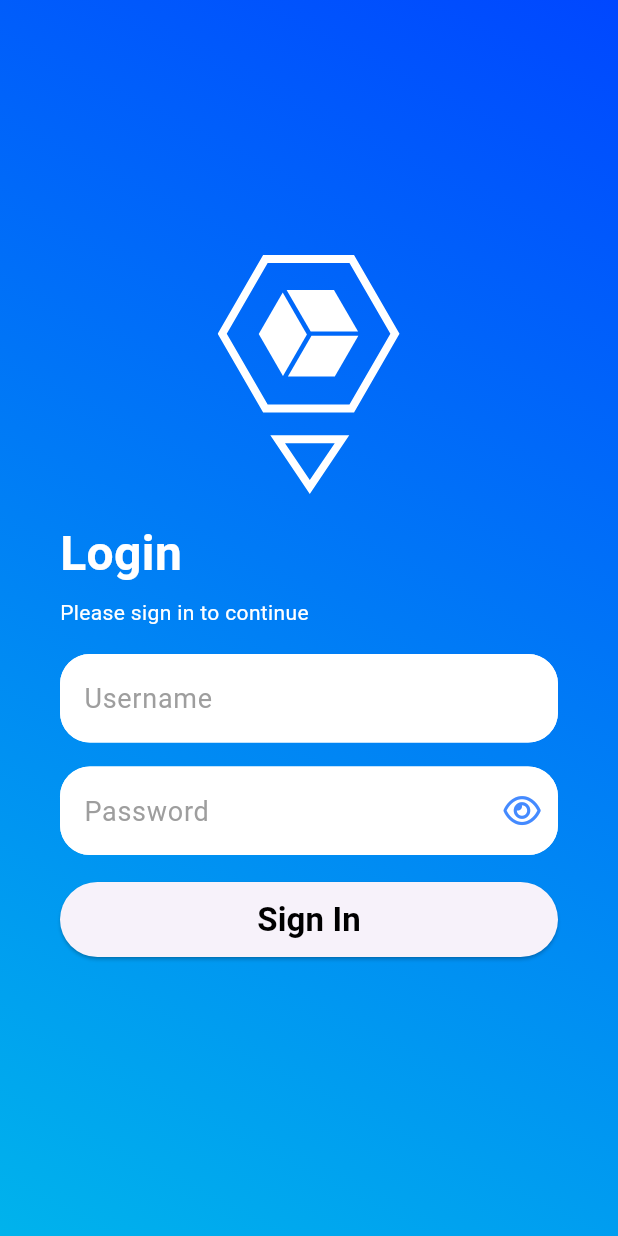
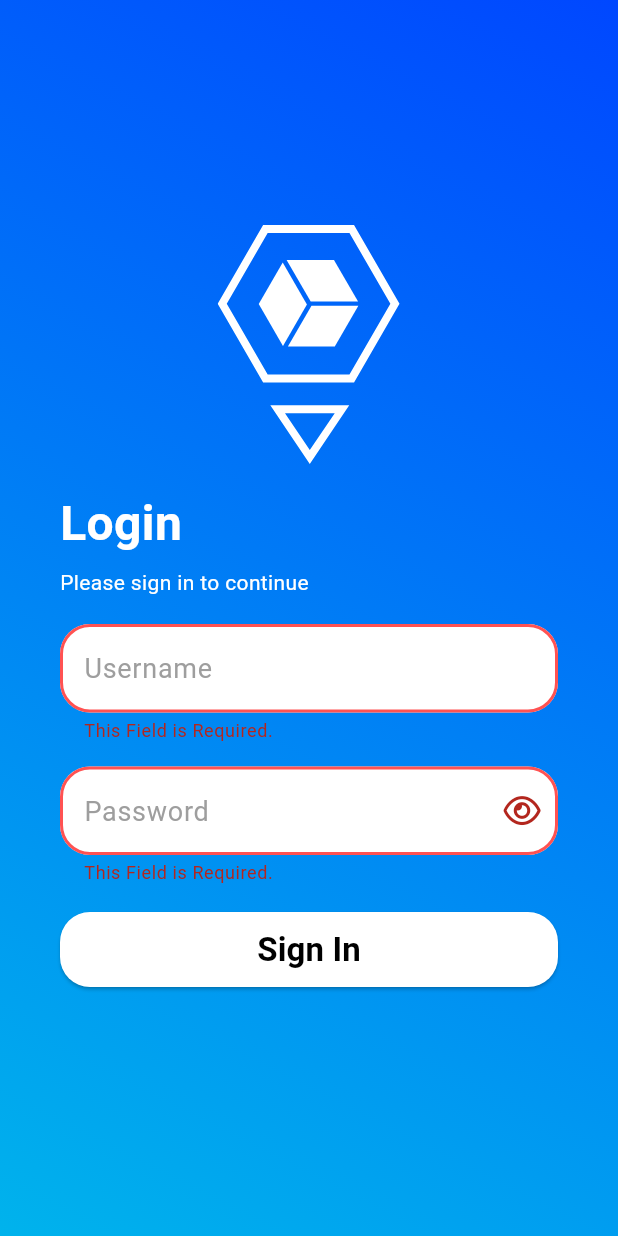
Before and after one commit to AhmedSamy02/driver_app, a Flutter app: the screen it shows after launch, after a tap on "Sign In", on a phone screen of 412 x 824 dp. Run offline on Flutter 3.47's test engine with Material 3 defaults, Android fonts, the light colour scheme and no system bars; drawn by our look-alikes of modal_progress_hud_nsn; our stand-ins replace dio, flutter_spinkit, flutter_svg, fluttertoast, font_awesome_flutter, google_fonts and 1 more.

Commit message:
[➕ FR] Adding Logic and Finallizing Login Screen

```diff
--- /dev/null
+++ b/lib/components/login_form_field.dart
@@ -0,0 +1,95 @@
+import 'package:flutter/material.dart';
+import 'package:font_awesome_flutter/font_awesome_flutter.dart';
+import 'package:google_fonts/google_fonts.dart';
+
+class LoginFormField extends StatefulWidget {
+  const LoginFormField({
+    super.key,
+    required this.hintText,
+    required this.obscureText,
+    required this.validator,
+    required this.controller,
+    required this.textInputAction,
+  });
+  final String hintText;
+  final bool obscureText;
+  final TextEditingController controller;
+  final String? Function(String?) validator;
+  final TextInputAction textInputAction;
+  @override
+  State<LoginFormField> createState() => _LoginFormFieldState();
+}
+
+class _LoginFormFieldState extends State<LoginFormField> {
+  @override
+  void initState() {
+    super.initState();
+    obscureText = widget.obscureText;
+    if (!obscureText) {
+      passField = false;
+    } else {
+      passField = true;
+    }
+  }
+
+  bool obscureText = false;
+  bool passField = false;
+  @override
+  Widget build(BuildContext context) {
+    return TextFormField(
+      controller: widget.controller,
+      validator: widget.validator,
+      textInputAction: widget.textInputAction,
+      decoration: InputDecoration(
+        suffixIcon: passField
+            ? IconButton(
+                onPressed: () {
+                  obscureText = !obscureText;
+                  setState(() {});
+                },
+                icon: FaIcon(obscureText
+                    ? FontAwesomeIcons.eye
+                    : FontAwesomeIcons.eyeSlash),
+                iconSize: 22,
+              )
+            : null,
+        enabledBorder: OutlineInputBorder(
+          borderRadius: BorderRadius.circular(20.0),
+          borderSide: const BorderSide(color: Colors.white),
+        ),
+        errorBorder: OutlineInputBorder(
+          borderRadius: BorderRadius.circular(20.0),
+          borderSide: const BorderSide(
+            color: Colors.redAccent,
+            width: 2,
+          ),
+        ),
+        focusedErrorBorder: OutlineInputBorder(
+          borderRadius: BorderRadius.circular(20.0),
+          borderSide: const BorderSide(
+            color: Colors.redAccent,
+            width: 3,
+          ),
+        ),
+        focusedBorder: OutlineInputBorder(
+          borderRadius: BorderRadius.circular(20.0),
+          borderSide: const BorderSide(color: Colors.white),
+        ),
+        filled: true,
+        hintStyle: const TextStyle(color: Colors.grey),
+        hintText: widget.hintText,
+        fillColor: Colors.white,
+      ),
+      obscureText: obscureText,
+      cursorColor: Colors.blue[900],
+      maxLines: 1,
+      style: GoogleFonts.roboto(
+        textStyle: const TextStyle(
+          fontSize: 18,
+          fontWeight: FontWeight.w400,
+          color: Colors.black87,
+        ),
+      ),
+    );
+  }
+}
--- a/lib/constants.dart
+++ b/lib/constants.dart
@@ -1,4 +1,6 @@
 const kLoginScreen = 'login_screen';
+const kHomeScreen = 'home_screen';
+const baseURL = 'http://10.0.2.2:3001/';
 bool validateEmail(String text) {
   if (RegExp(
           r"^[a-zA-Z0-9.a-zA-Z0-9.!#$%&'*+-/=?^_`{|}~]+@[a-zA-Z0-9]+\.[a-zA-Z]+")
@@ -8,3 +10,8 @@ bool validateEmail(String text) {
     return false;
   }
 }
+extension StringExtension on String {
+  String capitalize() {
+    return "${this[0].toUpperCase()}${this.substring(1).toLowerCase()}";
+  }
+}
--- /dev/null
+++ b/lib/services/user_login.dart
@@ -0,0 +1,25 @@
+import 'dart:async';
+
+import 'package:dio/dio.dart';
+
+import '../constants.dart';
+
+class UserLogin {
+  UserLogin._();
+  static final instance = UserLogin._();
+  static const String _endpoint = 'login';
+  static final Dio _dio = Dio();
+  static Future<dynamic> login(String email, String password) async {
+    try {
+      final response = await _dio.post(baseURL + _endpoint, data: {
+        'email': email,
+        'password': password,
+      }).timeout(const Duration(seconds: 10));
+      return response.data['status'];
+    } on DioException catch (e) {
+      return e.response!.data['message'];
+    } on TimeoutException catch (e) {
+      return 'Connection timeout Please check your internet connection';
+    }
+  }
+}
--- a/lib/views/login_screen.dart
+++ b/lib/views/login_screen.dart
@@ -1,8 +1,12 @@
+import 'package:driver_app/components/login_form_field.dart';
 import 'package:driver_app/constants.dart';
+import 'package:driver_app/services/user_login.dart';
 import 'package:flutter/material.dart';
+import 'package:flutter_spinkit/flutter_spinkit.dart';
 import 'package:flutter_svg/flutter_svg.dart';
-import 'package:font_awesome_flutter/font_awesome_flutter.dart';
+import 'package:fluttertoast/fluttertoast.dart';
 import 'package:google_fonts/google_fonts.dart';
+import 'package:modal_progress_hud_nsn/modal_progress_hud_nsn.dart';
 
 class LoginScreen extends StatefulWidget {
   const LoginScreen({super.key});
@@ -12,9 +16,11 @@ class LoginScreen extends StatefulWidget {
 }
 
 class _LoginScreenState extends State<LoginScreen> {
-  final _formKey = GlobalKey<FormState>();
+  final _formKey1 = GlobalKey<FormState>();
+  final _formKey2 = GlobalKey<FormState>();
   final TextEditingController _emailController = TextEditingController();
   final TextEditingController _passwordController = TextEditingController();
+  bool _loadingFlag = false;
   @override
   void dispose() {
     super.dispose();
@@ -25,7 +31,15 @@ class _LoginScreenState extends State<LoginScreen> {
   @override
   Widget build(BuildContext context) {
     return Scaffold(
-      body: Container(
+      body: ModalProgressHUD(
+        inAsyncCall: _loadingFlag,
+        blur: 2,
+        progressIndicator: const SpinKitSpinningLines(
+          color: Colors.black,
+          size: 90.0,
+        ),
+        color: Colors.black12,
+        child: Container(
           width: double.infinity,
           decoration: const BoxDecoration(
             gradient: LinearGradient(
@@ -46,9 +60,6 @@ class _LoginScreenState extends State<LoginScreen> {
                 child: Padding(
                   padding:
                       const EdgeInsets.symmetric(horizontal: 40, vertical: 16),
-                child: Form(
-                  key: _formKey,
-                  autovalidateMode: AutovalidateMode.onUserInteraction,
                   child: Column(
                     crossAxisAlignment: CrossAxisAlignment.start,
                     children: [
@@ -78,34 +89,42 @@ class _LoginScreenState extends State<LoginScreen> {
                       const SizedBox(
                         height: 18,
                       ),
-                      LoginFormField(
+                      Form(
+                        key: _formKey1,
+                        autovalidateMode: AutovalidateMode.onUserInteraction,
+                        child: LoginFormField(
                           hintText: "Username",
                           textInputAction: TextInputAction.next,
                           obscureText: false,
                           controller: _emailController,
                           validator: (value) {
                             if (value == null || value.isEmpty) {
-                            return 'Please enter your email address.';
+                              return 'This Field is Required.';
                             } else if (!validateEmail(value)) {
                               return 'Please enter a valid email address.';
                             }
                             return null;
                           },
                         ),
+                      ),
                       const SizedBox(
                         height: 16,
                       ),
-                      LoginFormField(
+                      Form(
+                        key: _formKey2,
+                        autovalidateMode: AutovalidateMode.onUserInteraction,
+                        child: LoginFormField(
                           textInputAction: TextInputAction.done,
                           controller: _passwordController,
                           hintText: "Password",
                           obscureText: true,
                           validator: (value) {
                             if (value == null || value.isEmpty) {
-                            return 'Please enter your password.';
+                              return 'This Field is Required.';
                             }
                             return null;
                           },
+                        ),
                       ),
                       const SizedBox(
                         height: 18,
@@ -114,7 +133,45 @@ class _LoginScreenState extends State<LoginScreen> {
                         width: double.infinity,
                         height: 50,
                         child: ElevatedButton(
-                          onPressed: () {},
+                          style: ButtonStyle(
+                            backgroundColor:
+                                MaterialStateProperty.all<Color>(Colors.white),
+                            shape: MaterialStateProperty.all<OutlinedBorder>(
+                                RoundedRectangleBorder(
+                                    borderRadius: BorderRadius.circular(20))),
+                          ),
+                          onPressed: () async {
+                            bool validation1 =
+                                _formKey1.currentState!.validate();
+                            bool validation2 =
+                                _formKey2.currentState!.validate();
+                            if (validation1 && validation2) {
+                              FocusScope.of(context).unfocus();
+                              setState(() {
+                                _loadingFlag = true;
+                              });
+                              String response = await UserLogin.login(
+                                _emailController.text,
+                                _passwordController.text,
+                              );
+                              if (response != 'success') {
+                                print(response);
+                                setState(() {
+                                  _loadingFlag = false;
+                                });
+                                Fluttertoast.showToast(
+                                    msg: response.capitalize(),
+                                    backgroundColor:
+                                        Colors.blue[900]!.withOpacity(0.7),
+                                    fontSize: 17);
+                              } else {
+                                setState(() {
+                                  _loadingFlag = false;
+                                });
+                                Navigator.pushNamed(context, kHomeScreen);
+                              }
+                            }
+                          },
                           child: Text(
                             'Sign In',
                             style: GoogleFonts.roboto(
@@ -130,104 +187,10 @@ class _LoginScreenState extends State<LoginScreen> {
                   ),
                 ),
               ),
+            ],
           ),
-
-          ],
         ),
       ),
     );
   }
 }
-
-class LoginFormField extends StatefulWidget {
-  const LoginFormField({
-    super.key,
-    required this.hintText,
-    required this.obscureText,
-    required this.validator,
-    required this.controller,
-    required this.textInputAction,
-  });
-  final String hintText;
-  final bool obscureText;
-  final TextEditingController controller;
-  final String? Function(String?) validator;
-  final TextInputAction textInputAction;
-  @override
-  State<LoginFormField> createState() => _LoginFormFieldState();
-}
-
-class _LoginFormFieldState extends State<LoginFormField> {
-  @override
-  void initState() {
-    super.initState();
-    obscureText = widget.obscureText;
-    if (!obscureText) {
-      passField = false;
-    } else {
-      passField = true;
-    }
-  }
-
-  bool obscureText = false;
-  bool passField = false;
-  @override
-  Widget build(BuildContext context) {
-    return TextFormField(
-      controller: widget.controller,
-      validator: widget.validator,
-      textInputAction: widget.textInputAction,
-      decoration: InputDecoration(
-        suffixIcon: passField
-            ? IconButton(
-                onPressed: () {
-                  obscureText = !obscureText;
-                  setState(() {});
-                },
-                icon: FaIcon(obscureText
-                    ? FontAwesomeIcons.eye
-                    : FontAwesomeIcons.eyeSlash),
-                color: Colors.blueAccent,
-                iconSize: 22,
-              )
-            : null,
-        enabledBorder: OutlineInputBorder(
-          borderRadius: BorderRadius.circular(20.0),
-          borderSide: const BorderSide(color: Colors.white),
-        ),
-        errorBorder: OutlineInputBorder(
-          borderRadius: BorderRadius.circular(20.0),
-          borderSide: const BorderSide(
-            color: Colors.redAccent,
-            width: 2,
-          ),
-        ),
-        focusedErrorBorder: OutlineInputBorder(
-          borderRadius: BorderRadius.circular(20.0),
-          borderSide: const BorderSide(
-            color: Colors.redAccent,
-            width: 3,
-          ),
-        ),
-        focusedBorder: OutlineInputBorder(
-          borderRadius: BorderRadius.circular(20.0),
-          borderSide: const BorderSide(color: Colors.white),
-        ),
-        filled: true,
-        hintStyle: const TextStyle(color: Colors.grey),
-        hintText: widget.hintText,
-        fillColor: Colors.white,
-      ),
-      obscureText: obscureText,
-      cursorColor: Colors.blue[900],
-      maxLines: 1,
-      style: GoogleFonts.roboto(
-        textStyle: const TextStyle(
-          fontSize: 18,
-          fontWeight: FontWeight.w400,
-          color: Colors.black87,
-        ),
-      ),
-    );
-  }
-}
--- a/pubspec.yaml
+++ b/pubspec.yaml
@@ -7,11 +7,15 @@ environment:
   sdk: ">=3.2.3 <4.0.0"
 
 dependencies:
+  dio: ^5.4.1
   flutter:
     sdk: flutter
+  flutter_spinkit: ^5.2.0
   flutter_svg: ^2.0.9
+  fluttertoast: ^8.2.4
   font_awesome_flutter: ^10.7.0
   google_fonts: ^6.1.0
+  modal_progress_hud_nsn: ^0.5.1
   page_transition: ^2.1.0
 
 dev_dependencies:
```
Also changed, not shown: lib/main.dart (+13 -1 lines), lib/views/home_screen.dart (added, +11 -0 lines), lib/Api/api.dart (deleted), pubspec.lock, 1 other file. Lines whose indentation alone changed are shown as unchanged.
